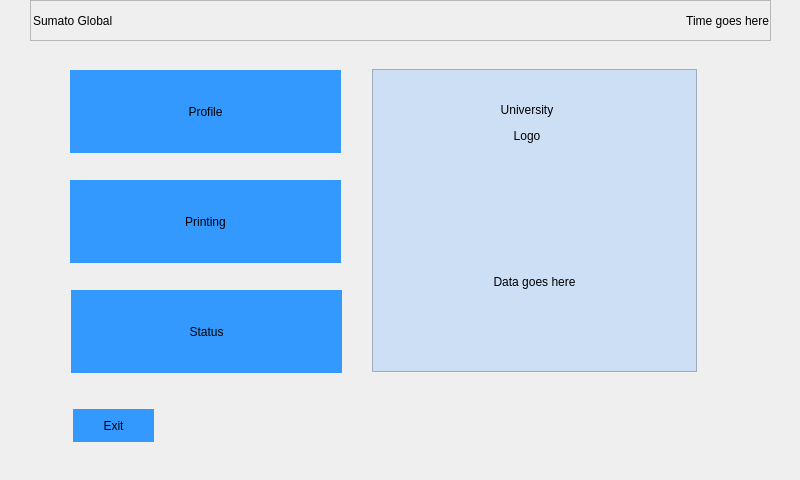
WhiteW0lf00/supreme_ulterior_interior, file profile.ui: the form before one commit.
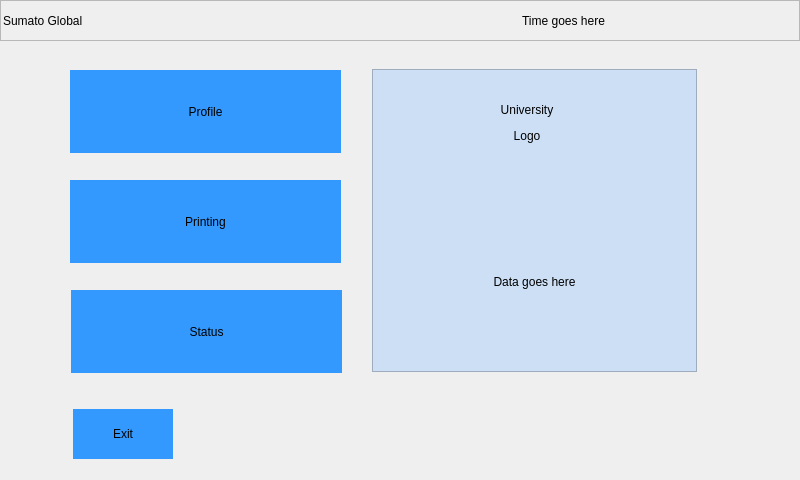
The form after the commit.

Patch:
```diff
--- a/profile.ui
+++ b/profile.ui
@@ -16,9 +16,9 @@
   <widget class="QFrame" name="topFrame">
    <property name="geometry">
     <rect>
-     <x>30</x>
+     <x>0</x>
      <y>0</y>
-     <width>741</width>
+     <width>800</width>
      <height>41</height>
     </rect>
    </property>
@@ -44,9 +44,9 @@
    <widget class="QLabel" name="timeLabel">
     <property name="geometry">
      <rect>
-      <x>560</x>
+      <x>328</x>
       <y>4</y>
-      <width>179</width>
+      <width>471</width>
       <height>33</height>
      </rect>
     </property>
@@ -54,7 +54,7 @@
      <string>Time goes here</string>
     </property>
     <property name="alignment">
-     <set>Qt::AlignRight|Qt::AlignTrailing|Qt::AlignVCenter</set>
+     <set>Qt::AlignCenter</set>
     </property>
    </widget>
   </widget>
@@ -111,8 +111,8 @@
     <rect>
      <x>73</x>
      <y>409</y>
-     <width>81</width>
-     <height>33</height>
+     <width>100</width>
+     <height>50</height>
     </rect>
    </property>
    <property name="styleSheet">
```
